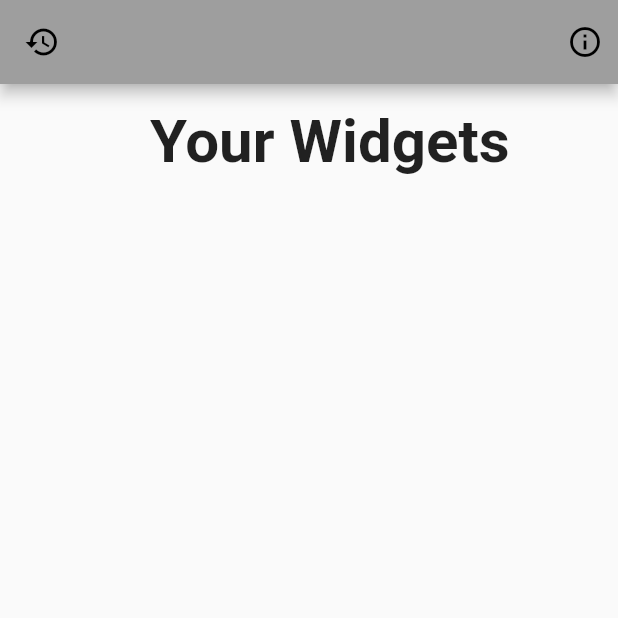
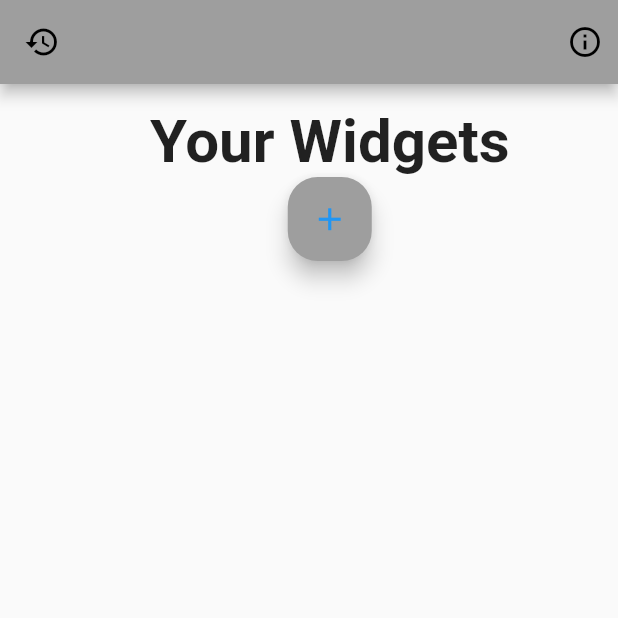
Before and after one commit to samueljml/widget-share, a Flutter app: the screen it shows after launch, on a phone screen of 412 x 824 dp, the top half of it. Run offline on Flutter 3.47's test engine with Material 2 defaults, Android fonts, the phone set to English and light mode, and no system bars.

Commit message:
Add floationActionButton

```diff
--- a/lib/main.dart
+++ b/lib/main.dart
@@ -24,11 +24,27 @@
             )
           ],
         ),
-        body: const Padding(
-          padding: EdgeInsets.only(top: 15, left: 100),
-          child: Text(
-            "Your Widgets",
-            style: TextStyle(fontSize: 40, fontWeight: FontWeight.bold),
+        body: Padding(
+          padding: const EdgeInsets.only(top: 15, left: 100),
+          child: Column(
+            children: [
+              const Text(
+                "Your Widgets",
+                style: TextStyle(fontSize: 40, fontWeight: FontWeight.bold),
+              ),
+              FloatingActionButton(
+                onPressed: () {},
+                shape: RoundedRectangleBorder(
+                    borderRadius: BorderRadius.circular(20)),
+                child: const Center(
+                  child: Icon(
+                    Icons.add,
+                    size: 25,
+                    color: Colors.blue,
+                  ),
+                ),
+              ),
+            ],
           ),
         ),
       ),
```
